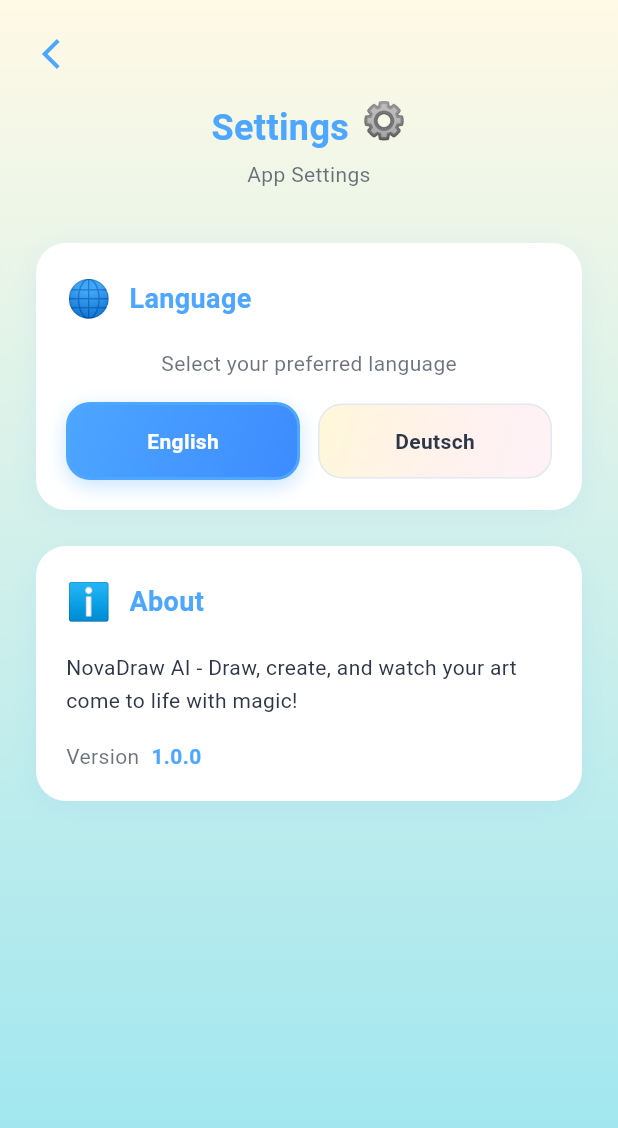
After one commit to weedii/nova_draw_ai, a Flutter app: the SettingsScreen screen opened by its route, on a phone screen of 412 x 824 dp. The commit adds this screen. Shown: the top 1128 px of the screen. Run offline on Flutter 3.47's test engine with Material 3 defaults, Android fonts, the phone set to English and light mode, and no system bars; our stand-ins replace easy_localization, flutter_tts, go_router, image_picker; network calls fail; Roboto replaces fonts that are missing (Comic Sans MS).

Commit message:
Adding settings screen to the app | Fixing & refactoring the custom appbar

```diff
--- a/lib/presentation/screens/drawing/drawing_categories_screen.dart
+++ b/lib/presentation/screens/drawing/drawing_categories_screen.dart
@@ -7,7 +7,6 @@ import '../../../core/constants/drawing_data.dart';
 import '../../../providers/drawing_provider.dart';
 import '../../animations/app_animations.dart';
 import '../../widgets/custom_app_bar.dart';
-import '../../widgets/floating_language_selector.dart';
 
 class DrawingCategoriesScreen extends StatefulWidget {
   const DrawingCategoriesScreen({super.key});
@@ -84,12 +83,15 @@ class _DrawingCategoriesScreenState extends State<DrawingCategoriesScreen>
                           emoji: '🎨',
                           showBackButton: false,
                           showAnimation: true,
+                          showSettingsButton: true,
                         ),
 
                         // Categories Grid
                         Expanded(
                           child: Padding(
-                            padding: const EdgeInsets.symmetric(horizontal: 24.0),
+                            padding: const EdgeInsets.symmetric(
+                              horizontal: 24.0,
+                            ),
                             child: GridView.builder(
                               gridDelegate:
                                   const SliverGridDelegateWithFixedCrossAxisCount(
@@ -118,9 +120,6 @@ class _DrawingCategoriesScreenState extends State<DrawingCategoriesScreen>
                   ),
                 ),
               ),
-
-              // Floating Language Selector
-              const FloatingLanguageSelector(),
             ],
           ),
         );
--- /dev/null
+++ b/lib/presentation/screens/settings_screen.dart
@@ -0,0 +1,318 @@
+import 'package:easy_localization/easy_localization.dart';
+import 'package:flutter/material.dart';
+import '../../core/constants/colors.dart';
+import '../animations/app_animations.dart';
+import '../widgets/custom_app_bar.dart';
+
+class SettingsScreen extends StatefulWidget {
+  const SettingsScreen({super.key});
+
+  @override
+  State<SettingsScreen> createState() => _SettingsScreenState();
+}
+
+class _SettingsScreenState extends State<SettingsScreen>
+    with TickerProviderStateMixin {
+  late AnimationController _fadeController;
+  late Animation<double> _fadeAnimation;
+
+  @override
+  void initState() {
+    super.initState();
+
+    _fadeController = AppAnimations.createFadeController(vsync: this);
+    _fadeAnimation = AppAnimations.createFadeAnimation(
+      controller: _fadeController,
+    );
+
+    _fadeController.forward();
+  }
+
+  @override
+  void dispose() {
+    _fadeController.dispose();
+    super.dispose();
+  }
+
+  void _changeLanguage(Locale locale) {
+    context.setLocale(locale);
+  }
+
+  @override
+  Widget build(BuildContext context) {
+    return Scaffold(
+      body: Container(
+        decoration: const BoxDecoration(gradient: AppColors.backgroundGradient),
+        child: SafeArea(
+          child: FadeTransition(
+            opacity: _fadeAnimation,
+            child: Column(
+              children: [
+                // Header
+                CustomAppBar(
+                  title: 'settings.settings',
+                  subtitle: 'settings.app_settings',
+                  emoji: '⚙️',
+                  showBackButton: true,
+                  showAnimation: true,
+                ),
+
+                // Settings Content
+                Expanded(
+                  child: SingleChildScrollView(
+                    padding: const EdgeInsets.symmetric(horizontal: 24.0),
+                    child: Column(
+                      children: [
+                        const SizedBox(height: 24),
+
+                        // Language Section
+                        _SettingsSectionCard(
+                          title: 'settings.language',
+                          icon: '🌐',
+                          child: Column(
+                            children: [
+                              Text(
+                                'settings.select_language'.tr(),
+                                style: TextStyle(
+                                  fontSize: 14,
+                                  color: AppColors.textDark.withValues(
+                                    alpha: 0.7,
+                                  ),
+                                ),
+                              ),
+                              const SizedBox(height: 16),
+                              Row(
+                                children: [
+                                  Expanded(
+                                    child: _LanguageButton(
+                                      label: 'settings.english',
+                                      isSelected:
+                                          context.locale.languageCode == 'en',
+                                      onTap: () =>
+                                          _changeLanguage(const Locale('en')),
+                                    ),
+                                  ),
+                                  const SizedBox(width: 12),
+                                  Expanded(
+                                    child: _LanguageButton(
+                                      label: 'settings.german',
+                                      isSelected:
+                                          context.locale.languageCode == 'de',
+                                      onTap: () =>
+                                          _changeLanguage(const Locale('de')),
+                                    ),
+                                  ),
+                                ],
+                              ),
+                            ],
+                          ),
+                        ),
+
+                        const SizedBox(height: 24),
+
+                        // About Section
+                        _SettingsSectionCard(
+                          title: 'settings.about',
+                          icon: 'ℹ️',
+                          child: Column(
+                            crossAxisAlignment: CrossAxisAlignment.start,
+                            children: [
+                              Text(
+                                'settings.app_description'.tr(),
+                                style: const TextStyle(
+                                  fontSize: 14,
+                                  height: 1.6,
+                                  color: AppColors.textDark,
+                                ),
+                              ),
+                              const SizedBox(height: 16),
+                              Row(
+                                children: [
+                                  Text(
+                                    'settings.version'.tr(),
+                                    style: TextStyle(
+                                      fontSize: 14,
+                                      color: AppColors.textDark.withValues(
+                                        alpha: 0.7,
+                                      ),
+                                    ),
+                                  ),
+                                  const SizedBox(width: 8),
+                                  const Text(
+                                    '1.0.0',
+                                    style: TextStyle(
+                                      fontSize: 14,
+                                      fontWeight: FontWeight.bold,
+                                      color: AppColors.primary,
+                                    ),
+                                  ),
+                                ],
+                              ),
+                            ],
+                          ),
+                        ),
+
+                        const SizedBox(height: 32),
+                      ],
+                    ),
+                  ),
+                ),
+              ],
+            ),
+          ),
+        ),
+      ),
+    );
+  }
+}
+
+class _SettingsSectionCard extends StatelessWidget {
+  final String title;
+  final String icon;
+  final Widget child;
+
+  const _SettingsSectionCard({
+    required this.title,
+    required this.icon,
+    required this.child,
+  });
+
+  @override
+  Widget build(BuildContext context) {
+    return Container(
+      decoration: BoxDecoration(
+        color: AppColors.white,
+        borderRadius: BorderRadius.circular(20),
+        boxShadow: [
+          BoxShadow(
+            color: AppColors.primary.withValues(alpha: 0.1),
+            blurRadius: 15,
+            offset: const Offset(0, 4),
+          ),
+        ],
+      ),
+      padding: const EdgeInsets.all(20),
+      child: Column(
+        crossAxisAlignment: CrossAxisAlignment.start,
+        children: [
+          Row(
+            children: [
+              Text(icon, style: const TextStyle(fontSize: 24)),
+              const SizedBox(width: 12),
+              Text(
+                title.tr(),
+                style: const TextStyle(
+                  fontSize: 18,
+                  fontWeight: FontWeight.bold,
+                  color: AppColors.primary,
+                  fontFamily: 'Comic Sans MS',
+                ),
+              ),
+            ],
+          ),
+          const SizedBox(height: 16),
+          child,
+        ],
+      ),
+    );
+  }
+}
+
+class _LanguageButton extends StatefulWidget {
+  final String label;
+  final bool isSelected;
+  final VoidCallback onTap;
+
+  const _LanguageButton({
+    required this.label,
+    required this.isSelected,
+    required this.onTap,
+  });
+
+  @override
+  State<_LanguageButton> createState() => _LanguageButtonState();
+}
+
+class _LanguageButtonState extends State<_LanguageButton>
+    with SingleTickerProviderStateMixin {
+  late AnimationController _scaleController;
+  bool _isPressed = false;
+
+  @override
+  void initState() {
+    super.initState();
+    _scaleController = AnimationController(
+      duration: const Duration(milliseconds: 150),
+      vsync: this,
+    );
+  }
+
+  @override
+  void dispose() {
+    _scaleController.dispose();
+    super.dispose();
+  }
+
+  @override
+  Widget build(BuildContext context) {
+    return GestureDetector(
+      onTapDown: (_) {
+        setState(() => _isPressed = true);
+        _scaleController.forward();
+      },
+      onTapUp: (_) {
+        setState(() => _isPressed = false);
+        _scaleController.reverse();
+        widget.onTap();
+      },
+      onTapCancel: () {
+        setState(() => _isPressed = false);
+        _scaleController.reverse();
+      },
+      child: AnimatedScale(
+        scale: _isPressed ? 0.95 : 1.0,
+        duration: const Duration(milliseconds: 100),
+        child: Container(
+          decoration: BoxDecoration(
+            gradient: LinearGradient(
+              begin: Alignment.topLeft,
+              end: Alignment.bottomRight,
+              colors: widget.isSelected
+                  ? [AppColors.primary, AppColors.primaryDark]
+                  : [
+                      AppColors.secondary.withValues(alpha: 0.2),
+                      AppColors.accent.withValues(alpha: 0.1),
+                    ],
+            ),
+            borderRadius: BorderRadius.circular(16),
+            border: Border.all(
+              color: widget.isSelected ? AppColors.primary : AppColors.border,
+              width: widget.isSelected ? 2 : 1,
+            ),
+            boxShadow: widget.isSelected
+                ? [
+                    BoxShadow(
+                      color: AppColors.primary.withValues(alpha: 0.3),
+                      blurRadius: 10,
+                      offset: const Offset(0, 4),
+                    ),
+                  ]
+                : null,
+          ),
+          padding: const EdgeInsets.symmetric(vertical: 14, horizontal: 16),
+          child: Center(
+            child: Text(
+              widget.label.tr(),
+              style: TextStyle(
+                fontSize: 14,
+                fontWeight: FontWeight.bold,
+                color: widget.isSelected ? AppColors.white : AppColors.textDark,
+                fontFamily: 'Comic Sans MS',
+              ),
+            ),
+          ),
+        ),
+      ),
+    );
+  }
+}
--- a/lib/presentation/widgets/custom_app_bar.dart
+++ b/lib/presentation/widgets/custom_app_bar.dart
@@ -13,6 +13,7 @@ class CustomAppBar extends StatefulWidget {
   final Widget? actionWidget;
   final bool showAnimation;
   final bool centerTitle;
+  final bool showSettingsButton;
   const CustomAppBar({
     super.key,
     required this.title,
@@ -23,6 +24,7 @@ class CustomAppBar extends StatefulWidget {
     this.actionWidget,
     this.showAnimation = true,
     this.centerTitle = true,
+    this.showSettingsButton = false,
   });
 
   @override
@@ -45,7 +47,7 @@ class _CustomAppBarState extends State<CustomAppBar>
       );
       _sparkleFloat = AppAnimations.createFloatAnimation(
         controller: _sparkleController,
-        distance: 25.0,
+        distance: 10.0,
       );
       _sparkleController.repeat(reverse: true);
     }
@@ -65,8 +67,12 @@ class _CustomAppBarState extends State<CustomAppBar>
     context.locale;
 
     return Container(
-      padding: const EdgeInsets.all(24.0),
-      child: Row(
+      padding: const EdgeInsets.symmetric(horizontal: 16.0, vertical: 12.0),
+      child: Column(
+        children: [
+          // Top row: Back button, Settings button
+          Row(
+            mainAxisAlignment: MainAxisAlignment.spaceBetween,
             children: [
               // Back button
               if (widget.showBackButton)
@@ -77,12 +83,42 @@ class _CustomAppBarState extends State<CustomAppBar>
                     color: AppColors.primary,
                     size: 24,
                   ),
+                  padding: EdgeInsets.zero,
+                  constraints: const BoxConstraints(
+                    minWidth: 40,
+                    minHeight: 40,
+                  ),
+                )
+              else
+                const SizedBox(width: 40),
+
+              // Settings button
+              if (widget.showSettingsButton)
+                IconButton(
+                  onPressed: () => context.push('/settings'),
+                  icon: Icon(
+                    Icons.settings_outlined,
+                    color: AppColors.textDark.withValues(alpha: 0.8),
+                    size: 35,
+                  ),
+                  padding: EdgeInsets.zero,
+                  constraints: const BoxConstraints(
+                    minWidth: 40,
+                    minHeight: 40,
+                  ),
+                )
+              else if (widget.actionWidget != null)
+                widget.actionWidget!
+              else
+                const SizedBox(width: 40),
+            ],
           ),
 
-          // Title section
-          Expanded(
-            child: widget.centerTitle
-                ? Column(
+          const SizedBox(height: 8),
+
+          // Title and subtitle section
+          if (widget.centerTitle)
+            Column(
               children: [
                 Row(
                   mainAxisAlignment: MainAxisAlignment.center,
@@ -91,6 +127,57 @@ class _CustomAppBarState extends State<CustomAppBar>
                       child: Text(
                         widget.title.tr(),
                         textAlign: TextAlign.center,
+                        style: const TextStyle(
+                          fontSize: 24,
+                          fontWeight: FontWeight.bold,
+                          color: AppColors.primary,
+                          fontFamily: 'Comic Sans MS',
+                        ),
+                      ),
+                    ),
+
+                    if (widget.emoji != null) ...[
+                      const SizedBox(width: 8),
+                      widget.showAnimation
+                          ? AppAnimatedFloat(
+                              animation: _sparkleFloat,
+                              child: Text(
+                                widget.emoji!,
+                                style: const TextStyle(fontSize: 24),
+                              ),
+                            )
+                          : Text(
+                              widget.emoji!,
+                              style: const TextStyle(fontSize: 24),
+                            ),
+                    ],
+                  ],
+                ),
+                if (widget.subtitle != null) ...[
+                  const SizedBox(height: 4),
+                  Text(
+                    widget.subtitle!.tr(),
+                    textAlign: TextAlign.center,
+                    style: TextStyle(
+                      fontSize: 14,
+                      color: AppColors.textDark.withValues(alpha: 0.7),
+                    ),
+                  ),
+                ],
+              ],
+            )
+          else
+            Row(
+              children: [
+                Expanded(
+                  child: Column(
+                    crossAxisAlignment: CrossAxisAlignment.start,
+                    children: [
+                      Row(
+                        children: [
+                          Flexible(
+                            child: Text(
+                              widget.title.tr(),
                               style: const TextStyle(
                                 fontSize: 24,
                                 fontWeight: FontWeight.bold,
@@ -120,62 +207,9 @@ class _CustomAppBarState extends State<CustomAppBar>
                         const SizedBox(height: 4),
                         Text(
                           widget.subtitle!.tr(),
-                          textAlign: TextAlign.center,
                           style: TextStyle(
-                            fontSize: 16,
+                            fontSize: 14,
                             color: AppColors.textDark.withValues(alpha: 0.7),
-                          ),
-                        ),
-                      ],
-                    ],
-                  )
-                : Row(
-                    children: [
-                      Expanded(
-                        child: Column(
-                          crossAxisAlignment: CrossAxisAlignment.start,
-                          children: [
-                            Row(
-                              children: [
-                                Flexible(
-                                  child: Text(
-                                    widget.title.tr(),
-                                    style: const TextStyle(
-                                      fontSize: 24,
-                                      fontWeight: FontWeight.bold,
-                                      color: AppColors.primary,
-                                      fontFamily: 'Comic Sans MS',
-                                    ),
-                                  ),
-                                ),
-                                if (widget.emoji != null) ...[
-                                  const SizedBox(width: 8),
-                                  widget.showAnimation
-                                      ? AppAnimatedFloat(
-                                          animation: _sparkleFloat,
-                                          child: Text(
-                                            widget.emoji!,
-                                            style: const TextStyle(
-                                              fontSize: 24,
-                                            ),
-                                          ),
-                                        )
-                                      : Text(
-                                          widget.emoji!,
-                                          style: const TextStyle(fontSize: 24),
-                                        ),
-                                ],
-                              ],
-                            ),
-                            if (widget.subtitle != null) ...[
-                              const SizedBox(height: 4),
-                              Text(
-                                widget.subtitle!.tr(),
-                                style: TextStyle(
-                                  fontSize: 16,
-                                  color: AppColors.textDark.withValues(
-                                    alpha: 0.7,
-                                  ),
                           ),
                         ),
                       ],
@@ -184,13 +218,6 @@ class _CustomAppBarState extends State<CustomAppBar>
                 ),
               ],
             ),
-          ),
-
-          // Action widget or spacer
-          if (widget.actionWidget != null)
-            widget.actionWidget!
-          else if (widget.showBackButton)
-            const SizedBox(width: 48), // Balance the back button
         ],
       ),
     );
--- a/lib/routes/app_router.dart
+++ b/lib/routes/app_router.dart
@@ -5,6 +5,7 @@ import 'package:nova_draw_ai/presentation/screens/auth/reset_password_screen.dar
 import 'package:nova_draw_ai/presentation/screens/auth/signin_screen.dart';
 import 'package:nova_draw_ai/presentation/screens/auth/signup_screen.dart';
 import '../presentation/screens/welcome_screen.dart';
+import '../presentation/screens/settings_screen.dart';
 import '../presentation/screens/drawing/drawing_categories_screen.dart';
 import '../presentation/screens/drawing/drawings_screen.dart';
 import '../presentation/screens/drawing/drawing_steps_screen.dart';
@@ -41,6 +42,14 @@ final GoRouter appRouter = GoRouter(
       path: "/resetpassword",
       builder: (BuildContext context, GoRouterState state) {
         return const ResetPasswordScreen();
+      },
+    ),
+
+    // Settings Route
+    GoRoute(
+      path: "/settings",
+      builder: (BuildContext context, GoRouterState state) {
+        return const SettingsScreen();
       },
     ),
 
```
Also changed, not shown: assets/translations/de.json (+13 -0 lines), assets/translations/en.json (+13 -0 lines). Lines whose indentation alone changed are shown as unchanged.
